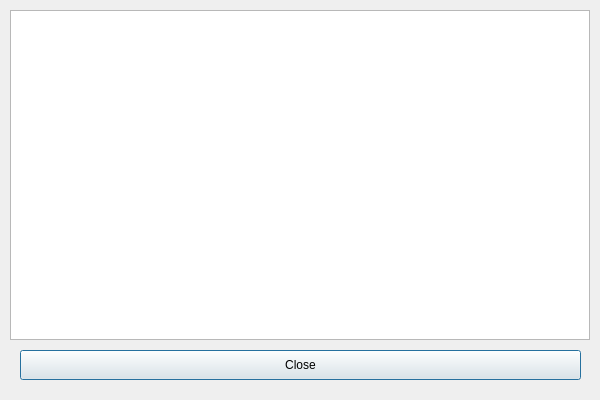
Above: TeacherPanel/ClassScheduleViewing.ui from sarimkhan4/SchoolManagementSystem before the change. Below: the same form after it.
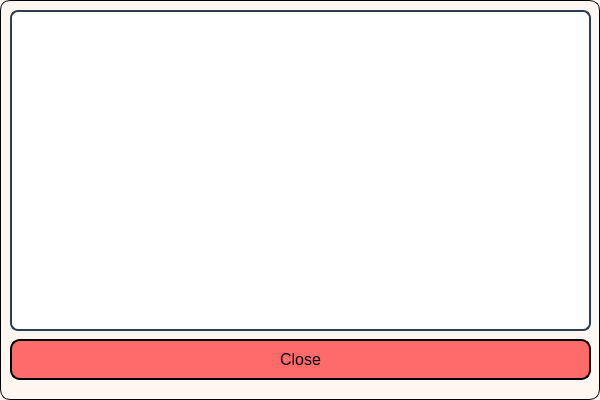
That is the form after the change.

Patch:
```diff
--- a/TeacherPanel/ClassScheduleViewing.ui
+++ b/TeacherPanel/ClassScheduleViewing.ui
@@ -13,25 +13,88 @@
   <property name="windowTitle">
    <string>Class Schedule</string>
   </property>
+  <property name="styleSheet">
+   <string notr="true">QDialog#ClassScheduleViewing {
+        background-color: #fef6f0   ;
+        border: 1px solid black;
+        border-radius: 10%;
+}</string>
+  </property>
   <widget class="QTableView" name="tableView">
    <property name="geometry">
     <rect>
      <x>10</x>
      <y>10</y>
-     <width>580</width>
-     <height>330</height>
+     <width>581</width>
+     <height>321</height>
     </rect>
    </property>
+   <property name="styleSheet">
+    <string notr="true">QTableView#tableView {
+    border: 1.5px solid #2c3e50;
+    border-radius: 8px;
+    background-color: #ffffff;
+    font-family: 'Segoe UI', sans-serif;
+    font-size: 11pt;
+    color: #2c3e50;
+    gridline-color: #ecf0f1;
+    alternate-background-color: #f7f9fa;
+    selection-background-color: #d6eaf8;
+    selection-color: #1a252f;
+}
+
+QHeaderView::section {
+    background-color: #2c3e50;
+    color: white;
+    font-weight: bold;
+    font-size: 11pt;
+    padding: 6px;
+    border: none;
+    font-family: 'Segoe UI', sans-serif;
+}
+
+QTableView QTableCornerButton::section {
+    background-color: #2c3e50;
+    border: none;
+}
+
+QTableView::item {
+    padding: 8px 10px;
+    font-size: 9pt;
+}
+
+QTableView::item:selected {
+    background-color: #d6eaf8;
+    color: #1a252f;
+}
+</string>
+   </property>
   </widget>
   <widget class="QPushButton" name="closeButton">
    <property name="geometry">
     <rect>
-     <x>20</x>
-     <y>350</y>
-     <width>561</width>
-     <height>30</height>
+     <x>10</x>
+     <y>339</y>
+     <width>581</width>
+     <height>41</height>
     </rect>
    </property>
+   <property name="styleSheet">
+    <string notr="true">QPushButton#closeButton {
+    background-color: #ff6b6b;
+    border: 1.5px solid black;
+    border-radius: 10px;
+    padding: 6px;
+    font-size: 16px;
+}
+
+/* Hover effect */
+QPushButton#closeButton:hover {
+    background-color: #ee5253;
+}
+
+</string>
+   </property>
    <property name="text">
     <string>Close</string>
    </property>
```
